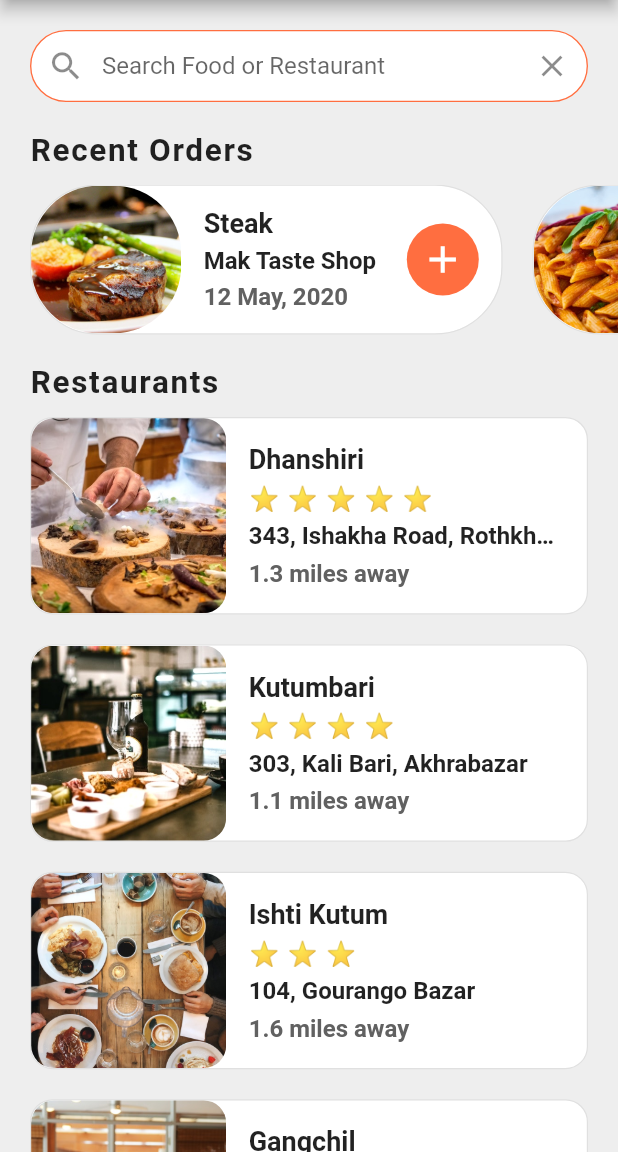
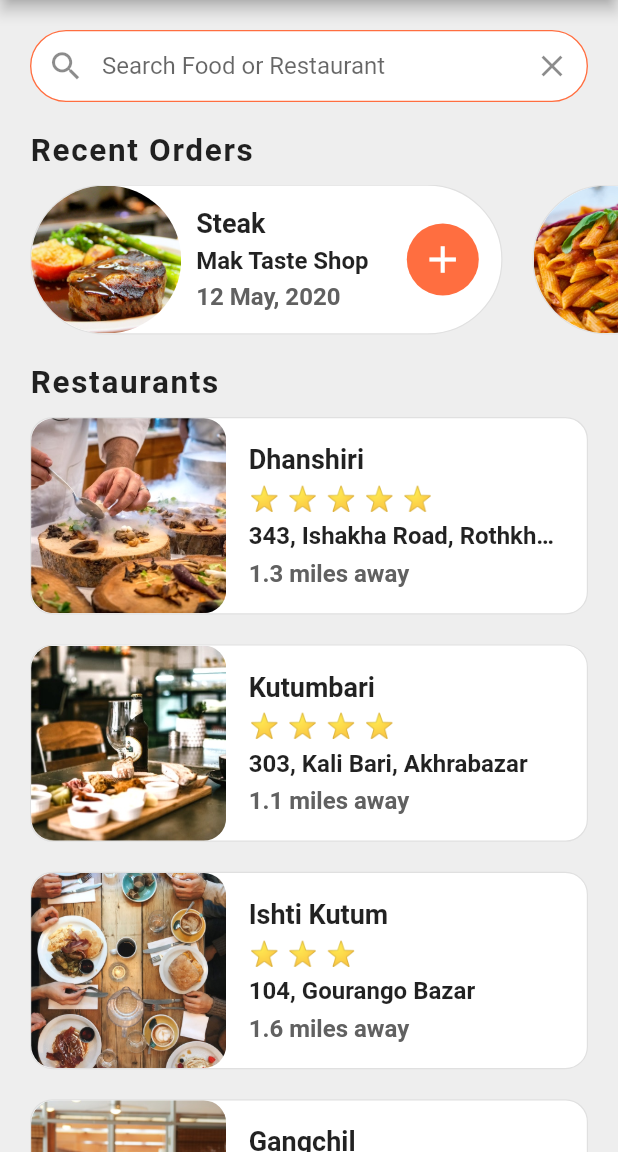
Before and after one commit to Rezuanul-Islam-Fahim/food_delivery_ui, a Flutter app: the screen it shows after launch, on a phone screen of 412 x 824 dp, the part 84-1236 px from its top. Run offline on Flutter 3.47's test engine with Material 2 defaults, Android fonts, the phone set to English and light mode, and no system bars.

Commit message:
Modify recent order container's food image rounded corner and margin

```diff
--- a/lib/widgets/recent_orders.dart
+++ b/lib/widgets/recent_orders.dart
@@ -9,7 +9,7 @@ class RecentOrders extends StatelessWidget {
       margin: EdgeInsets.symmetric(horizontal: 10),
       decoration: BoxDecoration(
         color: Colors.white,
-        borderRadius: BorderRadius.circular(45.0),
+        borderRadius: BorderRadius.circular(50.0),
         border: Border.all(
           color: Colors.grey[300],
           width: 0.8,
@@ -22,7 +22,7 @@ class RecentOrders extends StatelessWidget {
             child: Row(
               children: <Widget>[
                 ClipRRect(
-                  borderRadius: BorderRadius.circular(45.0),
+                  borderRadius: BorderRadius.circular(50.0),
                   child: Image(
                     width: 100.0,
                     height: 100.0,
@@ -32,7 +32,7 @@ class RecentOrders extends StatelessWidget {
                 ),
                 Expanded(
                   child: Padding(
-                    padding: EdgeInsets.symmetric(horizontal: 15.0),
+                    padding: EdgeInsets.symmetric(horizontal: 10.0),
                     child: Column(
                       mainAxisAlignment: MainAxisAlignment.center,
                       crossAxisAlignment: CrossAxisAlignment.start,
```
